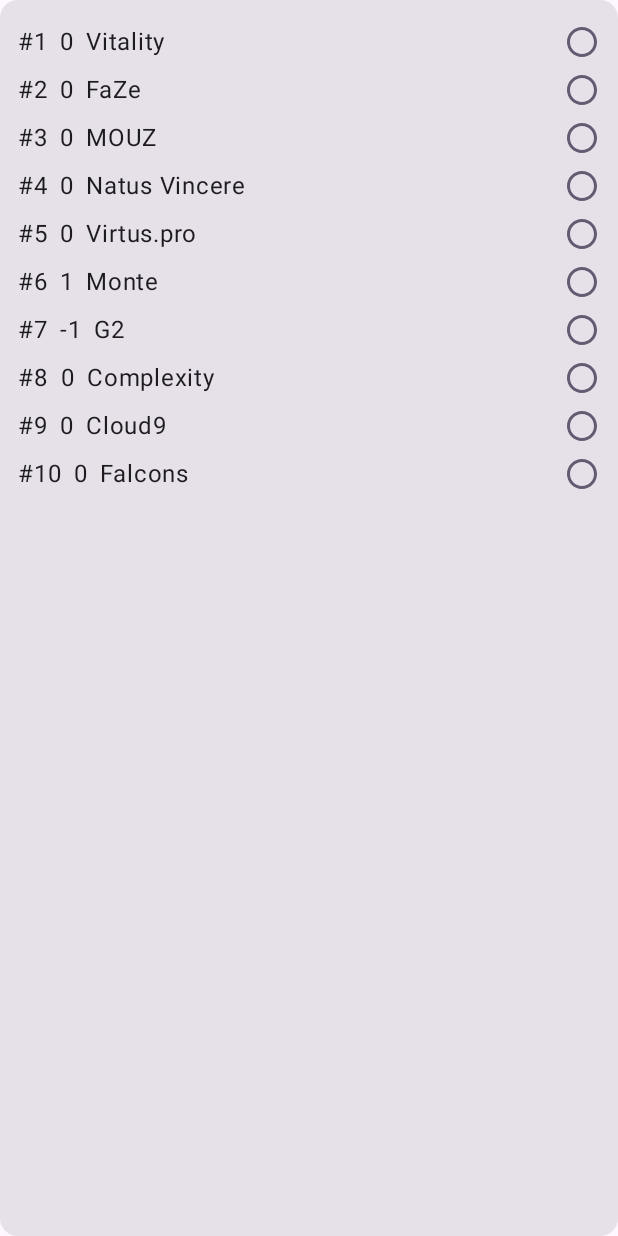
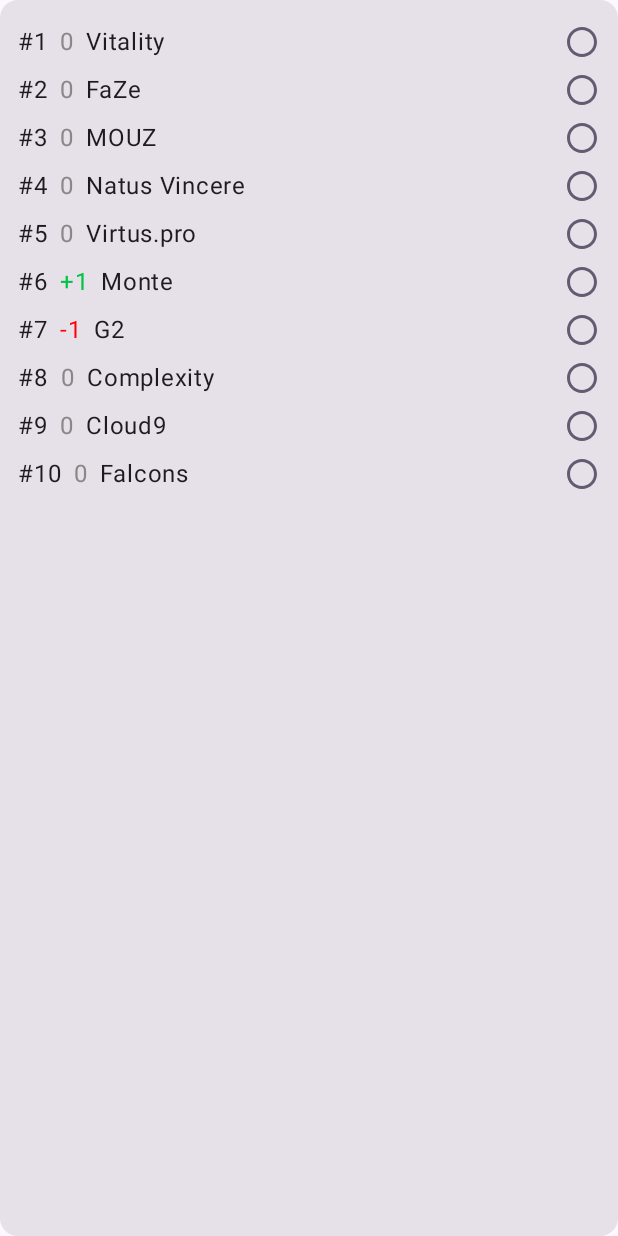
Before and after one commit to DenisRx/CS2-ProBet-android, an Android app built with Jetpack Compose: the screen it shows after launch (MainActivity), on a phone screen of 412 x 824 dp. Run offline under Robolectric (Android 15) with nearby library versions, the phone set to English and light mode, and no system bars.

Commit message:
Format team ranking change

```diff
--- a/app/src/main/java/com/denisrx/cs2probet/components/TeamListItem.kt
+++ b/app/src/main/java/com/denisrx/cs2probet/components/TeamListItem.kt
@@ -18,6 +18,8 @@ import androidx.compose.runtime.mutableStateOf
 import androidx.compose.runtime.remember
 import androidx.compose.runtime.setValue
 import androidx.compose.ui.Modifier
+import androidx.compose.ui.graphics.Color
+import androidx.compose.ui.res.colorResource
 import androidx.compose.ui.res.dimensionResource
 import androidx.compose.ui.res.stringResource
 import androidx.compose.ui.semantics.Role
@@ -42,7 +44,10 @@ fun TeamListItem(
         Column {
             Row(horizontalArrangement = Arrangement.spacedBy(dimensionResource(R.dimen.small_padding))) {
                 Text(text = "#${team.place}")
-                Text(team.change.toString())
+                Text(
+                    text = formatRankChange(team.change),
+                    color = determineRankChangeColor(team.change),
+                )
                 Text(team.name)
             }
         }
@@ -61,3 +66,22 @@ fun TeamListItem(
         )
     }
 }
+
+fun formatRankChange(value: Int): String {
+    return if (value > 0) {
+        "+$value"
+    } else {
+        value.toString()
+    }
+}
+
+@Composable
+fun determineRankChangeColor(value: Int): Color {
+    return if (value > 0) {
+        colorResource(R.color.custom_green)
+    } else if (value < 0) {
+        Color.Red
+    } else {
+        Color.Gray
+    }
+}
--- a/app/src/main/res/values/colors.xml
+++ b/app/src/main/res/values/colors.xml
@@ -1,10 +1,6 @@
 <?xml version="1.0" encoding="utf-8"?>
 <resources>
-    <color name="purple_200">#FFBB86FC</color>
-    <color name="purple_500">#FF6200EE</color>
-    <color name="purple_700">#FF3700B3</color>
-    <color name="teal_200">#FF03DAC5</color>
-    <color name="teal_700">#FF018786</color>
+    <color name="custom_green">#00C444</color>
     <color name="black">#FF000000</color>
     <color name="white">#FFFFFFFF</color>
 </resources>
```
